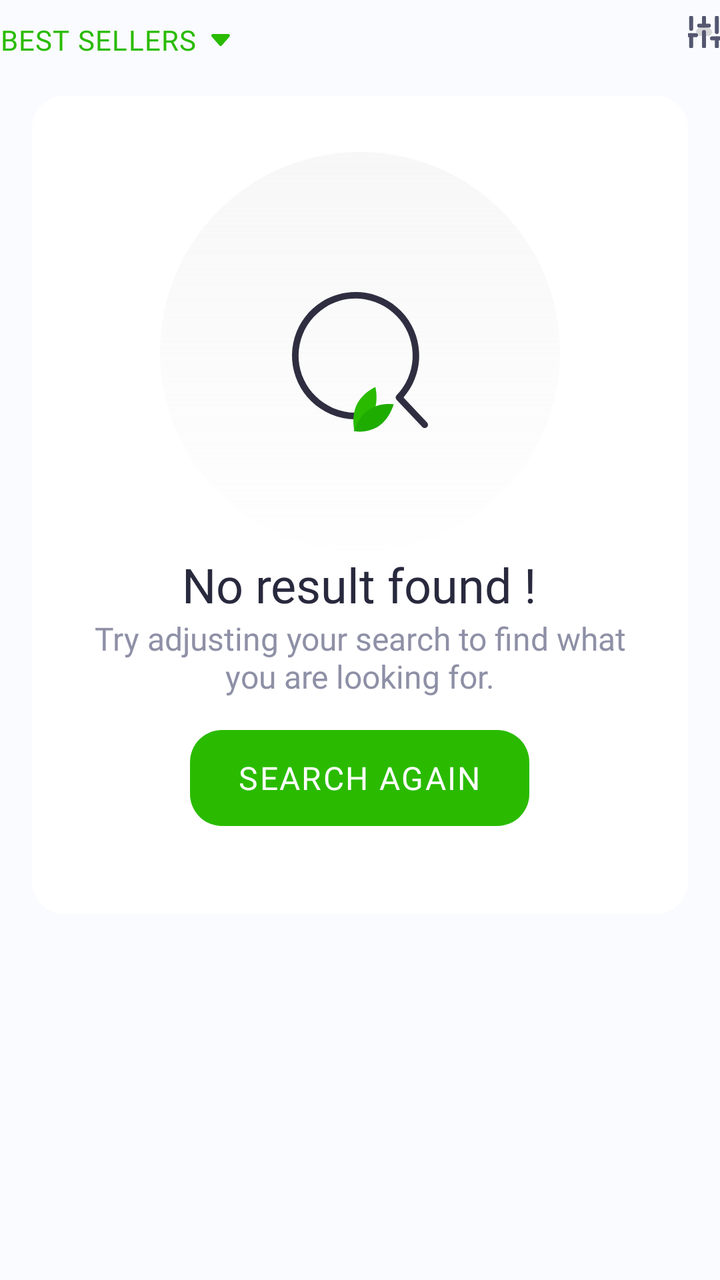
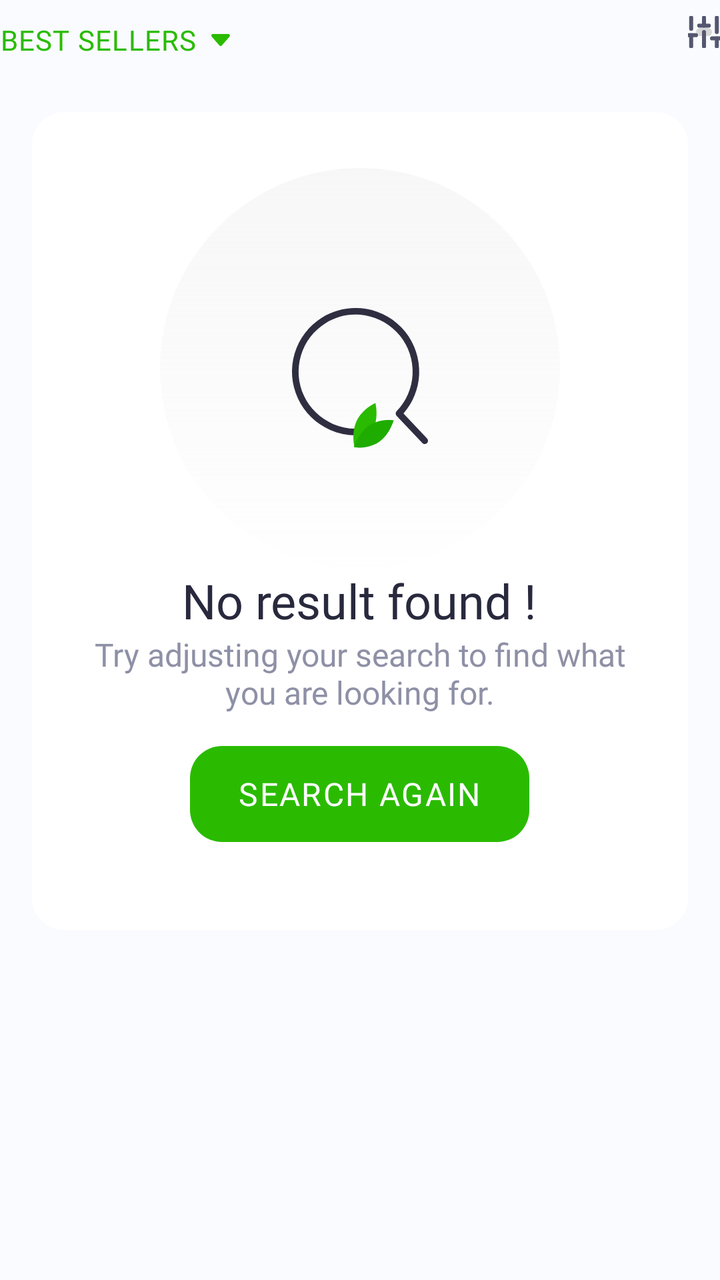

Screens rendered from an Android XML layout before and after an edit, with the pre-edit source and the edit as a unified diff.
<!-- AndroidManifest.xml: application theme Theme.XMLApp -->
<!-- res/layout/fragment_search_results.xml -->
<?xml version="1.0" encoding="utf-8"?>
<androidx.constraintlayout.widget.ConstraintLayout xmlns:android="http://schemas.android.com/apk/res/android"
    xmlns:app="http://schemas.android.com/apk/res-auto"
    android:layout_width="match_parent"
    android:layout_height="match_parent">

    <LinearLayout
        android:id="@+id/llSearchFilters"
        android:layout_width="match_parent"
        android:layout_height="wrap_content"
        android:background="@color/offWhiteBackground"
        android:elevation="@dimen/_1sdp"
        android:orientation="horizontal"
        android:paddingVertical="8dp"
        app:layout_constraintEnd_toEndOf="parent"
        app:layout_constraintStart_toStartOf="parent"
        app:layout_constraintTop_toTopOf="parent">

        <LinearLayout
            android:id="@+id/llDropdownFilters"
            android:layout_width="wrap_content"
            android:layout_height="wrap_content"
            android:clickable="true"
            android:focusable="true"
            android:gravity="center_vertical"
            android:orientation="horizontal">

            <TextView
                android:id="@+id/tvFilters"
                android:layout_width="wrap_content"
                android:layout_height="wrap_content"
                android:fontFamily="@font/source_sans_medium"
                android:letterSpacing="0.03"
                android:text="BEST SELLERS"
                android:textColor="@color/primaryGreen"
                android:textSize="14sp" />

            <ImageView
                android:layout_width="24dp"
                android:layout_height="24dp"
                android:src="@drawable/ic_caret_down" />
        </LinearLayout>

        <Space
            android:layout_width="0dp"
            android:layout_height="1dp"
            android:layout_weight="1" />

        <ImageButton
            android:id="@+id/ibFilters"
            android:layout_width="16dp"
            android:layout_height="16dp"
            android:src="@drawable/ic_slider" />
    </LinearLayout>

    <androidx.recyclerview.widget.RecyclerView
        android:id="@+id/rvProductsGrid"
        android:layout_width="0dp"
        android:layout_height="0dp"
        android:layout_marginBottom="24dp"
        android:clipToPadding="false"
        android:paddingTop="40dp"
        app:layout_constraintBottom_toBottomOf="parent"
        app:layout_constraintEnd_toEndOf="parent"
        app:layout_constraintStart_toStartOf="parent"
        app:layout_constraintTop_toTopOf="parent" />

    <include
        android:id="@+id/loader"
        layout="@layout/item_loading"
        android:layout_width="wrap_content"
        android:layout_height="wrap_content"
        android:paddingTop="48dp"
        android:paddingBottom="24dp"
        android:visibility="gone"
        app:layout_constraintEnd_toEndOf="parent"
        app:layout_constraintStart_toStartOf="parent"
        app:layout_constraintTop_toBottomOf="@id/rvProductsGrid" />

    <LinearLayout
        android:id="@+id/llEmptySearchResults"
        android:layout_width="match_parent"
        android:layout_height="wrap_content"
        android:layout_marginHorizontal="16dp"
        android:layout_marginVertical="48dp"
        android:background="@drawable/bg_surface_16"
        android:gravity="center_horizontal"
        android:orientation="vertical"
        android:padding="28dp"
        app:layout_constraintEnd_toEndOf="parent"
        app:layout_constraintStart_toStartOf="parent"
        app:layout_constraintTop_toTopOf="parent">

        <ImageView
            android:layout_width="200dp"
            android:layout_height="200dp"
            android:src="@drawable/img_empty_search" />

        <TextView
            android:layout_width="wrap_content"
            android:layout_height="wrap_content"
            android:fontFamily="@font/source_sans_semibold"
            android:text="No result found !"
            android:textAlignment="center"
            android:textColor="@color/textDark400"
            android:textSize="24sp" />

        <TextView
            android:layout_width="wrap_content"
            android:layout_height="wrap_content"
            android:fontFamily="@font/source_sans_regular"
            android:text="Try adjusting your search to find what you are looking for."
            android:textAlignment="center"
            android:textColor="@color/textDark200"
            android:textSize="16sp" />

        <com.google.android.material.button.MaterialButton
            android:id="@+id/btnSearchAgain"
            style="@style/App.PrimaryButton"
            android:layout_width="wrap_content"
            android:layout_height="wrap_content"
            android:layout_marginVertical="16dp"
            android:text="SEARCH AGAIN" />

    </LinearLayout>

    <ProgressBar
        android:id="@+id/ProgressBar"
        style="@style/ProgressBar"
        android:layout_width="80dp"
        android:layout_height="80dp"
        android:visibility="gone"
        app:layout_constraintBottom_toBottomOf="parent"
        app:layout_constraintEnd_toEndOf="parent"
        app:layout_constraintStart_toStartOf="parent"
        app:layout_constraintTop_toTopOf="parent" />
</androidx.constraintlayout.widget.ConstraintLayout>
<!-- res/layout/item_loading.xml (included above) -->
<?xml version="1.0" encoding="utf-8"?>
<androidx.constraintlayout.widget.ConstraintLayout xmlns:android="http://schemas.android.com/apk/res/android"
    xmlns:app="http://schemas.android.com/apk/res-auto"
    android:layout_width="match_parent"
    android:layout_height="wrap_content">

    <ProgressBar
        android:id="@+id/Spinner"
        android:layout_width="wrap_content"
        android:layout_height="wrap_content"
        android:layout_centerHorizontal="true"
        android:layout_marginVertical="16dp"

        android:indeterminateTint="@color/primaryGreen"
        app:layout_constraintBottom_toBottomOf="parent"
        app:layout_constraintEnd_toEndOf="parent"
        app:layout_constraintStart_toStartOf="parent"
        app:layout_constraintTop_toTopOf="parent" />

    <TextView
        android:id="@+id/tvLoading"
        android:layout_width="wrap_content"
        android:layout_height="wrap_content"
        android:fontFamily="@font/source_sans_regular"
        android:letterSpacing="0.1"
        android:paddingVertical="8dp"
        android:text="LOADING..."
        android:textColor="@color/textDark300"
        android:textSize="10sp"
        app:layout_constraintEnd_toEndOf="@id/Spinner"
        app:layout_constraintStart_toStartOf="@id/Spinner"
        app:layout_constraintTop_toBottomOf="@id/Spinner" />


</androidx.constraintlayout.widget.ConstraintLayout>
<!-- resources referenced by this layout -->
<resources>
  <color name="offWhiteBackground">#F9FBFE</color>
  <color name="primaryGreen">#2ABB00</color>
  <color name="textDark200">#8E90A6</color>
  <color name="textDark300">#555770</color>
  <color name="textDark400">#28293D</color>
  <!-- drawable bg_surface_16 (drawable) -->
  <?xml version="1.0" encoding="utf-8"?>
  <shape xmlns:android="http://schemas.android.com/apk/res/android">
      <corners
          android:bottomLeftRadius="16dp"
          android:bottomRightRadius="16dp"
          android:topLeftRadius="16dp"
          android:topRightRadius="16dp"
          />
      <solid android:color="@color/surface"/>
  </shape>
  <style name="App.PrimaryButton" parent="Widget.Material3.Button">
          <item name="android:insetLeft">0dp</item>
          <item name="android:insetRight">0dp</item>
          <item name="android:insetTop">0dp</item>
          <item name="android:insetBottom">0dp</item>
  
          <item name="cornerRadius">16dp</item>
          <item name="backgroundTint">@color/primaryGreen</item>
  
          <item name="android:textColor">@color/surface</item>
          <item name="android:fontFamily">@font/source_sans_semibold</item>
          <item name="android:textSize">16sp</item>
          <item name="android:letterSpacing">0.05</item>
      </style>
  <style name="ProgressBar" parent="Widget.AppCompat.ProgressBar">
          <item name="android:layout_width">80dp</item>
          <item name="android:layout_height">80dp</item>
          <item name="strokeWidth">6dp</item>
          <item name="android:indeterminateTint">@color/primaryGreen</item>
          <item name="android:indeterminateTintMode">src_in</item>
      </style>
  <style name="Theme.XMLApp" parent="Base.Theme.XMLApp" />
  <color name="surface">#FFFFFF</color>
  <color name="secondaryGreen">#C6F09E</color>
  <color name="textDark">#263238</color>
  <style name="AppPopupMenu" parent="Widget.Material3.PopupMenu">
          <item name="android:popupBackground">@drawable/bg_popup_menus</item>
          <item name="android:itemTextAppearance">@style/PopupMenuText</item>
          <item name="android:textAppearance">@style/PopupMenuText</item>
      </style>
  <!-- drawable bg_popup_menus (drawable) -->
  <?xml version="1.0" encoding="utf-8"?>
  <shape xmlns:android="http://schemas.android.com/apk/res/android">
      <solid android:color="@color/surface"/>
  
      <corners android:radius="12dp" />
  
      <padding
          android:left="0dp"
          android:right="0dp"
          android:bottom="0dp"
          android:top="0dp"
          />
  </shape>
  <style name="PopupMenuText" parent="TextAppearance.Material3.BodyLarge">
          <item name="android:fontFamily">@font/source_sans_regular</item>
          <item name="fontFamily">@font/source_sans_regular</item>
          <item name="android:textSize">8sp</item>
          <item name="android:textColor">@color/textDark400</item>
          <item name="android:letterSpacing">0.02</item>
      </style>
  <color name="lightGrey">#555770</color>
  <style name="MaterialAlertDialog.XMLApp" parent="MaterialAlertDialog.Material3">
  
          <item name="shapeAppearance">
              @style/ShapeAppearance.XMLApp.Dialog
          </item>
      </style>
  <style name="MaterialAlertDialog.XMLApp.Title" parent="MaterialAlertDialog.Material3.Title.Text">
  
          <item name="android:textColor">@color/primaryGreenDark</item>
      </style>
  <style name="Widget.XMLApp.DialogButton" parent="Widget.Material3.Button.TextButton.Dialog">
  
          <item name="android:textColor">@color/primaryGreenDark</item>
      </style>
  <style name="ShapeAppearance.XMLApp.Dialog" parent="ShapeAppearance.Material3.MediumComponent">
  
          <item name="cornerFamily">rounded</item>
          <item name="cornerSize">16dp</item>
      </style>
  <color name="primaryGreenDark">#1FAC00</color>
  <!-- unchanged entries left out for length: 5 -->
</resources>

<!-- the commit's change to res/layout/fragment_search_results.xml (unified diff, before → after) -->
@@ -82,7 +82,7 @@
         android:layout_width="match_parent"
         android:layout_height="wrap_content"
         android:layout_marginHorizontal="16dp"
-        android:layout_marginVertical="48dp"
+        android:layout_marginVertical="56dp"
         android:background="@drawable/bg_surface_16"
         android:gravity="center_horizontal"
         android:orientation="vertical"
